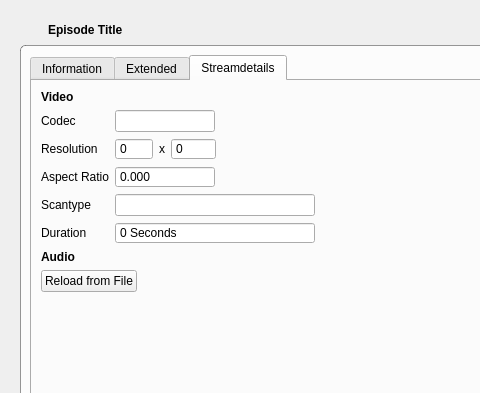
Komet/MediaElch, file tvShows/TvShowWidgetEpisode.ui: the form before one commit; both pictures show x 0 to 480 and y 0 to 393 of the 924 by 695 pixel window.
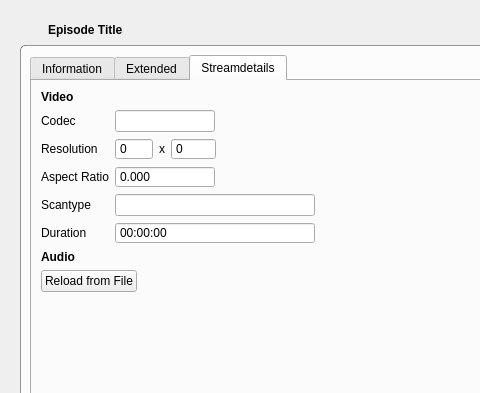
The form after the commit. The open tabs and pages were chosen to show the change. Icons and pictures are not drawn. Custom widgets are drawn as their Qt base class.

Commit message: Fixes #150 Time format in StreamDetails changed to hh:mm:ss

The edit to the form file:
```diff
--- a/tvShows/TvShowWidgetEpisode.ui
+++ b/tvShows/TvShowWidgetEpisode.ui
@@ -641,7 +641,7 @@
              </widget>
             </item>
             <item row="5" column="1">
-             <widget class="QSpinBox" name="videoDuration">
+             <widget class="QTimeEdit" name="videoDuration">
               <property name="maximumSize">
                <size>
                 <width>200</width>
@@ -651,12 +651,6 @@
               <property name="buttonSymbols">
                <enum>QAbstractSpinBox::NoButtons</enum>
               </property>
-              <property name="suffix">
-               <string> Seconds</string>
-              </property>
-              <property name="maximum">
-               <number>99999</number>
-              </property>
              </widget>
             </item>
            </layout>
```
Left out of the diff: 2 changed lines with no effect on the pictures. The commit also changes 5 other files.
